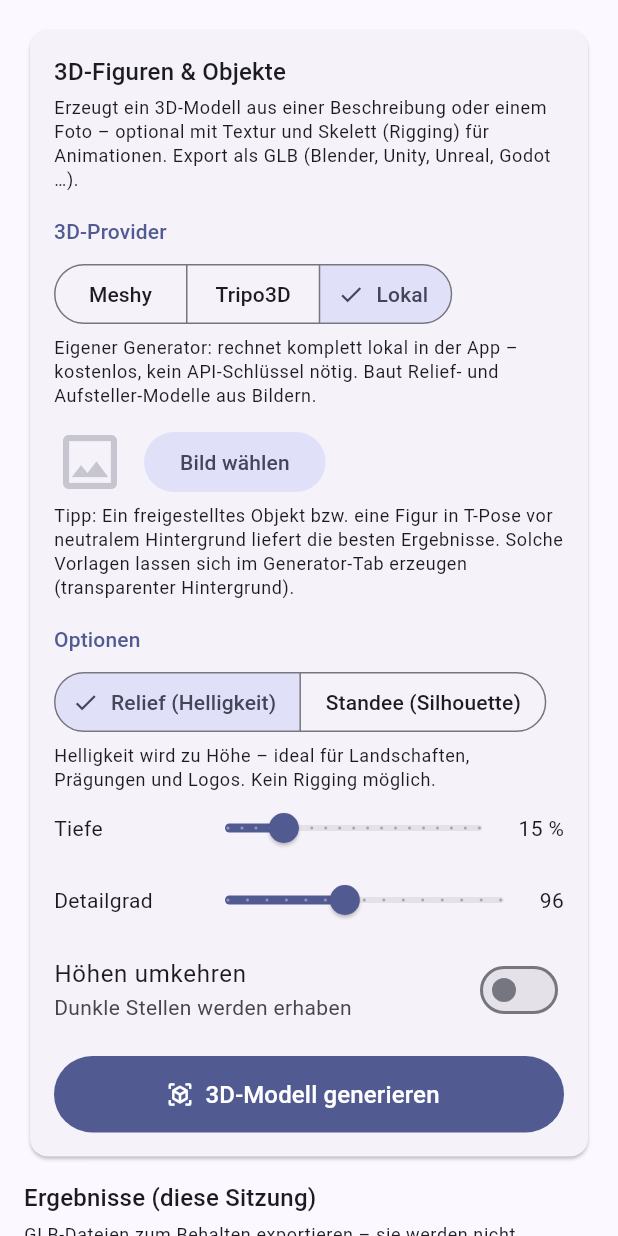
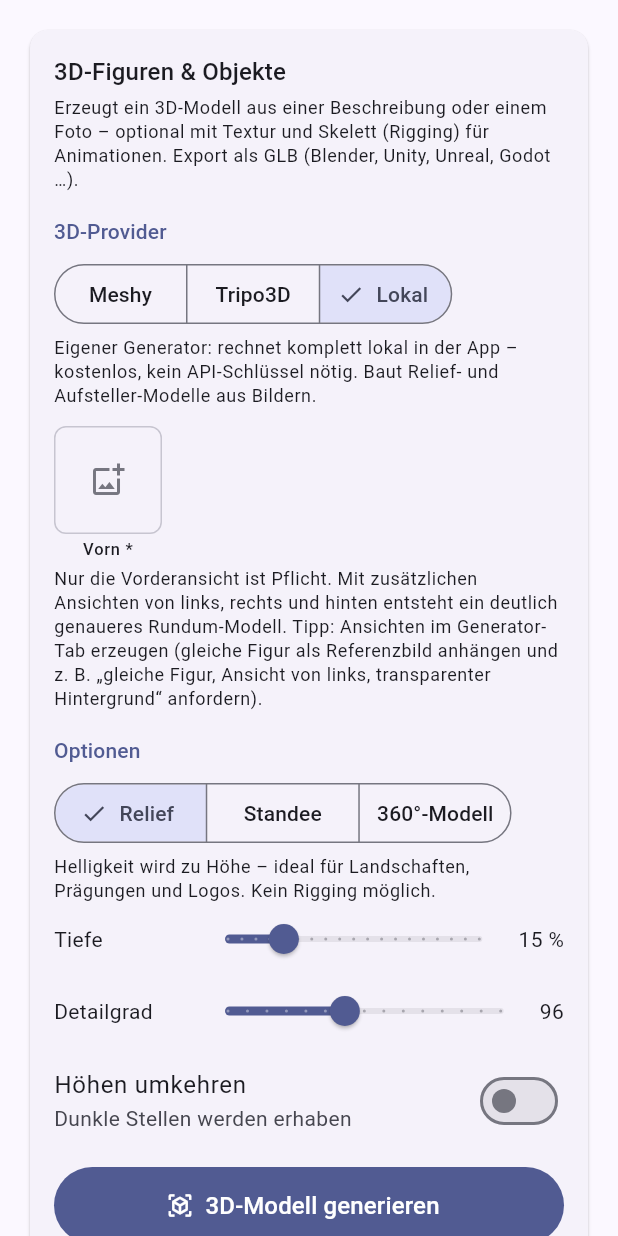
Before and after one commit to Alex1977-code/Bildgenerator, a Flutter app: the ThreeDScreen widget shown alone on an empty page, opened directly with empty values, after a tap on "Tripo3D", after a tap on "Lokal", on a phone screen of 412 x 824 dp. Run offline on Flutter 3.47's test engine with Material 3 defaults, Android fonts, the phone set to English and light mode, and no system bars; our stand-ins replace flutter_secure_storage, image_picker, share_plus, shared_preferences, web; missing offline and left inert: dart:js_interop, file_selector; accounts and stored records are empty.

Commit message:
Multi-View 3D: räumliche Modelle aus Vorn/Links/Rechts/Hinten
- 3D-Tab: vier Ansichts-Kacheln (Vorn Pflicht, Links/Rechts/Hinten
  optional) für Bild→3D bei allen drei 3D-Wegen
- Meshy: Multi-Image-to-3D-Endpunkt (image_urls, Vorderansicht zuerst)
- Tripo3D: multiview_to_model mit Ansichten in der Reihenfolge Vorn,
  Links, Hinten, Rechts (fehlende als leere Einträge)
- Lokaler Generator: neuer Modus "360°-Modell" per Visual Hull -
  Voxel-Volumen wird aus den Silhouetten der Ansichten geschnitzt und
  über Vertex-Farben aus den Bildern eingefärbt; GLB-Writer unterstützt
  jetzt COLOR_0 ohne Textur
- Unit-Test für Hull-Mesh und Vertex-Farben-GLB

Co-Authored-By: Claude <noreply@anthropic.com>
Claude-Session: https://claude.ai/code/session_01X62YrZoYAAA7b7wtJTmR84

```diff
--- a/lib/screens/three_d_screen.dart
+++ b/lib/screens/three_d_screen.dart
@@ -30,13 +30,27 @@ class _ThreeDScreenState extends State<ThreeDScreen> {
   final _picker = ImagePicker();
 
   bool _imageMode = false;
-  ReferenceImage? _sourceImage;
+  /// Ansichten: 'front' ist Pflicht, 'left'/'right'/'back' optional
+  /// für Rundum-Modelle.
+  final Map<String, ReferenceImage?> _views = {
+    'front': null,
+    'left': null,
+    'right': null,
+    'back': null,
+  };
+
+  ReferenceImage? get _front => _views['front'];
+
+  List<ReferenceImage> get _extraViews => [
+        for (final key in ['left', 'right', 'back'])
+          if (_views[key] != null) _views[key]!,
+      ];
   bool _texture = true;
   bool _rigging = false;
   String _artStyle = 'realistic';
 
   // Optionen des lokalen Generators.
-  bool _localStandee = false;
+  String _localMode = 'relief'; // 'relief' | 'standee' | 'hull'
   int _localResolution = 96;
   double _localDepth = 0.15;
   bool _localInvert = false;
@@ -63,13 +77,13 @@ class _ThreeDScreenState extends State<ThreeDScreen> {
         .showSnackBar(SnackBar(content: Text(message)));
   }
 
-  Future<void> _pickSourceImage() async {
+  Future<void> _pickView(String key) async {
     try {
       final file = await _picker.pickImage(source: ImageSource.gallery);
       if (file == null) return;
       final bytes = await file.readAsBytes();
       setState(() {
-        _sourceImage = ReferenceImage(bytes: bytes, name: file.name);
+        _views[key] = ReferenceImage(bytes: bytes, name: file.name);
       });
     } catch (e) {
       _showSnack('Bild konnte nicht geladen werden: $e');
@@ -125,8 +139,8 @@ class _ThreeDScreenState extends State<ThreeDScreen> {
       setState(() => _error = 'Bitte zuerst eine Beschreibung eingeben.');
       return;
     }
-    if ((isLocal || _imageMode) && _sourceImage == null) {
-      setState(() => _error = 'Bitte zuerst ein Ausgangsbild wählen.');
+    if ((isLocal || _imageMode) && _front == null) {
+      setState(() => _error = 'Bitte zuerst die Vorderansicht wählen.');
       return;
     }
 
@@ -190,24 +204,40 @@ class _ThreeDScreenState extends State<ThreeDScreen> {
   }
 
   Future<void> _runLocal(void Function(String) progress) async {
-    final source = _sourceImage!;
-    progress('Bild wird analysiert …');
+    final source = _front!;
+    progress(_localMode == 'hull'
+        ? 'Ansichten werden ausgewertet, Volumen wird geschnitzt …'
+        : 'Bild wird analysiert …');
     Uint8List glb;
     try {
+      if (_localMode == 'hull') {
+        glb = await generateLocalHullGlb(
+          frontBytes: source.bytes,
+          leftBytes: _views['left']?.bytes,
+          rightBytes: _views['right']?.bytes,
+          backBytes: _views['back']?.bytes,
+          resolution: _localResolution.clamp(48, 120),
+        );
+      } else {
         glb = await generateLocalGlb(
           source.bytes,
-        standee: _localStandee,
+          standee: _localMode == 'standee',
           resolution: _localResolution,
           depth: _localDepth,
           invert: _localInvert,
         );
+      }
     } on Exception catch (e) {
       throw GenerationException(
           e.toString().replaceFirst('Exception: ', ''));
     }
     _addResult(
       glbBytes: glb,
-      label: _localStandee ? 'Standee (lokal)' : 'Relief (lokal)',
+      label: switch (_localMode) {
+        'hull' => '360°-Modell (lokal)',
+        'standee' => 'Standee (lokal)',
+        _ => 'Relief (lokal)',
+      },
       providerLabel: 'Lokal',
       thumbnail: source.bytes,
       rigged: false,
@@ -227,17 +257,32 @@ class _ThreeDScreenState extends State<ThreeDScreen> {
       MeshyTaskStatus status;
 
       if (_imageMode) {
-        final source = _sourceImage!;
+        final source = _front!;
+        final extras = _extraViews;
+        if (extras.isNotEmpty) {
+          // Mehrere Ansichten → Multi-Image-Endpunkt (Vorn zuerst).
+          taskPath = 'v1/multi-image-to-3d';
+          taskId = await service.createMultiImageTo3d(
+            [
+              (source.bytes, source.mimeType),
+              for (final view in extras) (view.bytes, view.mimeType),
+            ],
+            texture: _texture,
+          );
+        } else {
           taskPath = 'v1/image-to-3d';
           taskId = await service.createImageTo3d(
             source.bytes,
             source.mimeType,
             texture: _texture,
           );
+        }
         status = await service.waitForTask(
           taskPath,
           taskId,
-          stageLabel: '3D-Modell aus Bild',
+          stageLabel: extras.isEmpty
+              ? '3D-Modell aus Bild'
+              : '3D-Modell aus ${extras.length + 1} Ansichten',
           onProgress: progress,
           isCancelled: cancelled,
         );
@@ -325,14 +370,37 @@ class _ThreeDScreenState extends State<ThreeDScreen> {
   ) async {
     String modelTaskId;
     if (_imageMode) {
-      final source = _sourceImage!;
+      final source = _front!;
+      if (_extraViews.isNotEmpty) {
+        // Multiview: Reihenfolge Vorn, Links, Hinten, Rechts.
+        progress('Ansichten werden hochgeladen …');
+        Future<(String, String)?> upload(String key) async {
+          final view = _views[key];
+          if (view == null) return null;
+          final token =
+              await service.uploadImage(view.bytes, view.mimeType);
+          return (token, view.mimeType);
+        }
+
+        modelTaskId = await service.createMultiviewTask(
+          [
+            await upload('front'),
+            await upload('left'),
+            await upload('back'),
+            await upload('right'),
+          ],
+          texture: _texture,
+        );
+      } else {
         progress('Bild wird hochgeladen …');
-      final token = await service.uploadImage(source.bytes, source.mimeType);
+        final token =
+            await service.uploadImage(source.bytes, source.mimeType);
         modelTaskId = await service.createImageTask(
           token,
           source.mimeType,
           texture: _texture,
         );
+      }
     } else {
       // Für Rigging braucht das Modell eine T-Pose – wird automatisch
       // an den Prompt angehängt.
@@ -403,6 +471,69 @@ class _ThreeDScreenState extends State<ThreeDScreen> {
       thumbnail: thumbnail,
       rigged: rigged,
       textured: _texture,
+    );
+  }
+
+  /// Auswahl-Kachel für eine Ansicht (Vorn/Links/Rechts/Hinten).
+  Widget _viewSlot(String key, String label) {
+    final theme = Theme.of(context);
+    final image = _views[key];
+    return Column(
+      mainAxisSize: MainAxisSize.min,
+      children: [
+        SizedBox(
+          width: 72,
+          height: 72,
+          child: Stack(
+            children: [
+              InkWell(
+                onTap: _running ? null : () => _pickView(key),
+                borderRadius: BorderRadius.circular(8),
+                child: Container(
+                  width: 72,
+                  height: 72,
+                  decoration: BoxDecoration(
+                    border:
+                        Border.all(color: theme.colorScheme.outlineVariant),
+                    borderRadius: BorderRadius.circular(8),
+                  ),
+                  child: image == null
+                      ? Icon(Icons.add_photo_alternate_outlined,
+                          color: theme.colorScheme.outline)
+                      : ClipRRect(
+                          borderRadius: BorderRadius.circular(7),
+                          child: Image.memory(image.bytes,
+                              fit: BoxFit.cover,
+                              width: 72,
+                              height: 72),
+                        ),
+                ),
+              ),
+              if (image != null)
+                Positioned(
+                  top: 2,
+                  right: 2,
+                  child: InkWell(
+                    onTap: _running
+                        ? null
+                        : () => setState(() => _views[key] = null),
+                    child: Container(
+                      decoration: BoxDecoration(
+                        color: Colors.black54,
+                        borderRadius: BorderRadius.circular(10),
+                      ),
+                      padding: const EdgeInsets.all(2),
+                      child: const Icon(Icons.close,
+                          size: 14, color: Colors.white),
+                    ),
+                  ),
+                ),
+            ],
+          ),
+        ),
+        const SizedBox(height: 2),
+        Text(label, style: theme.textTheme.labelSmall),
+      ],
     );
   }
 
@@ -514,82 +645,81 @@ class _ThreeDScreenState extends State<ThreeDScreen> {
                     ),
                   ],
                 ] else ...[
-                  Row(
+                  Builder(builder: (context) {
+                    final showAllViews =
+                        !isLocal || _localMode == 'hull';
+                    return Wrap(
+                      spacing: 10,
+                      runSpacing: 8,
                       children: [
-                      if (_sourceImage != null)
-                        ClipRRect(
-                          borderRadius: BorderRadius.circular(8),
-                          child: Image.memory(
-                            _sourceImage!.bytes,
-                            width: 84,
-                            height: 84,
-                            fit: BoxFit.cover,
-                          ),
-                        )
-                      else
-                        Icon(Icons.image_outlined,
-                            size: 48,
-                            color: theme.colorScheme.outlineVariant),
-                      const SizedBox(width: 12),
-                      Expanded(
-                        child: Wrap(
-                          spacing: 8,
-                          children: [
-                            FilledButton.tonal(
-                              onPressed: _running ? null : _pickSourceImage,
-                              child: Text(_sourceImage == null
-                                  ? 'Bild wählen'
-                                  : 'Bild ändern'),
-                            ),
-                            if (_sourceImage != null)
-                              TextButton(
-                                onPressed: _running
-                                    ? null
-                                    : () => setState(
-                                        () => _sourceImage = null),
-                                child: const Text('Entfernen'),
-                              ),
+                        _viewSlot('front', 'Vorn *'),
+                        if (showAllViews) ...[
+                          _viewSlot('left', 'Links'),
+                          _viewSlot('right', 'Rechts'),
+                          _viewSlot('back', 'Hinten'),
                         ],
-                        ),
-                      ),
                       ],
-                  ),
+                    );
+                  }),
                   const SizedBox(height: 4),
                   Text(
-                    'Tipp: Ein freigestelltes Objekt bzw. eine Figur in '
-                    'T-Pose vor neutralem Hintergrund liefert die besten '
-                    'Ergebnisse. Solche Vorlagen lassen sich im '
-                    'Generator-Tab erzeugen (transparenter Hintergrund).',
+                    isLocal && _localMode == 'hull'
+                        ? 'Vorderansicht ist Pflicht; je mehr Ansichten '
+                            '(links/rechts/hinten), desto genauer wird das '
+                            'räumliche Modell. Alle Bilder brauchen einen '
+                            'transparenten Hintergrund und dasselbe Motiv '
+                            'in gleicher Pose.'
+                        : 'Nur die Vorderansicht ist Pflicht. Mit '
+                            'zusätzlichen Ansichten von links, rechts und '
+                            'hinten entsteht ein deutlich genaueres '
+                            'Rundum-Modell. Tipp: Ansichten im '
+                            'Generator-Tab erzeugen (gleiche Figur als '
+                            'Referenzbild anhängen und z. B. „gleiche '
+                            'Figur, Ansicht von links, transparenter '
+                            'Hintergrund“ anfordern).',
                     style: theme.textTheme.bodySmall,
                   ),
                 ],
                 const SectionLabel('Optionen'),
                 if (isLocal) ...[
-                  SegmentedButton<bool>(
+                  FittedBox(
+                    fit: BoxFit.scaleDown,
+                    alignment: Alignment.centerLeft,
+                    child: SegmentedButton<String>(
                       segments: const [
                         ButtonSegment(
-                          value: false, label: Text('Relief (Helligkeit)')),
+                            value: 'relief', label: Text('Relief')),
                         ButtonSegment(
-                          value: true, label: Text('Standee (Silhouette)')),
+                            value: 'standee', label: Text('Standee')),
+                        ButtonSegment(
+                            value: 'hull', label: Text('360°-Modell')),
                       ],
-                    selected: {_localStandee},
+                      selected: {_localMode},
                       onSelectionChanged: _running
                           ? null
                           : (selection) =>
-                            setState(() => _localStandee = selection.first),
+                              setState(() => _localMode = selection.first),
+                    ),
                   ),
                   const SizedBox(height: 4),
                   Text(
-                    _localStandee
-                        ? 'Extrudiert die Silhouette als Aufsteller – das '
+                    switch (_localMode) {
+                      'standee' =>
+                        'Extrudiert die Silhouette als Aufsteller – das '
                             'Bild braucht einen transparenten Hintergrund '
-                            '(im Generator-Tab erzeugen).'
-                        : 'Helligkeit wird zu Höhe – ideal für '
+                            '(im Generator-Tab erzeugen).',
+                      'hull' =>
+                        'Echtes räumliches Modell: Aus den Silhouetten von '
+                            'Vorn/Links/Rechts/Hinten wird ein Volumen '
+                            'geschnitzt (Visual Hull) und mit den '
+                            'Bildfarben eingefärbt. Kein Rigging möglich.',
+                      _ => 'Helligkeit wird zu Höhe – ideal für '
                           'Landschaften, Prägungen und Logos. Kein '
                           'Rigging möglich.',
+                    },
                     style: theme.textTheme.bodySmall,
                   ),
-                  Row(
+                  if (_localMode != 'hull') Row(
                     children: [
                       const SizedBox(width: 90, child: Text('Tiefe')),
                       Expanded(
@@ -627,7 +757,7 @@ class _ThreeDScreenState extends State<ThreeDScreen> {
                       Text('$_localResolution'),
                     ],
                   ),
-                  if (!_localStandee)
+                  if (_localMode == 'relief')
                     SwitchListTile(
                       contentPadding: EdgeInsets.zero,
                       title: const Text('Höhen umkehren'),
```
Also changed, not shown: lib/services/local_3d.dart (+299 -80 lines), lib/services/meshy_service.dart (+16 -0 lines), lib/services/tripo_service.dart (+24 -0 lines), 2 other files. Lines whose indentation alone changed are shown as unchanged.
